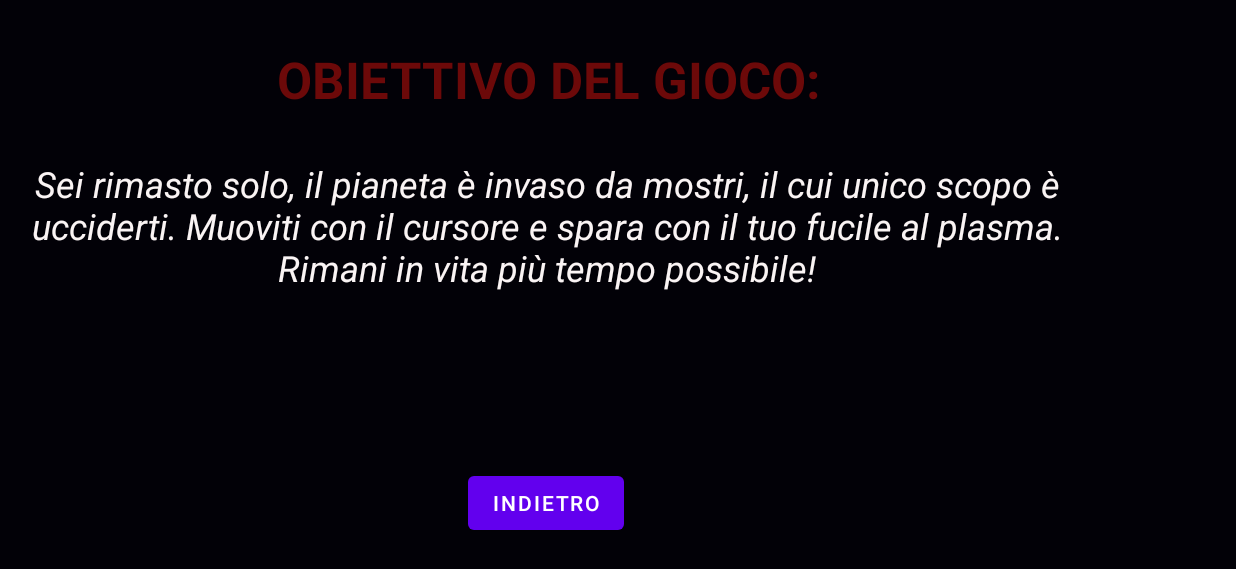
After one commit to Giacomo117/GameAndroid, an Android app: the HelpPage screen opened directly, with no data from a screen before it, on a phone screen of 824 x 412 dp (held sideways). The commit adds this screen. Shown: the top 569 px of the screen. Run offline under Robolectric (Android 15) with nearby library versions, the phone set to English and light mode, and no system bars.

Commit message:
Menù fatto

```diff
--- /dev/null
+++ b/app/src/main/java/com/example/gameandroid/HelpPage.java
@@ -0,0 +1,31 @@
+package com.example.gameandroid;
+
+import androidx.appcompat.app.AppCompatActivity;
+
+import android.content.Intent;
+import android.os.Bundle;
+import android.view.View;
+import android.view.Window;
+import android.view.WindowManager;
+
+public class HelpPage extends AppCompatActivity {
+
+    @Override
+    protected void onCreate(Bundle savedInstanceState) {
+        super.onCreate(savedInstanceState);
+
+
+        requestWindowFeature(Window.FEATURE_NO_TITLE);
+        getWindow().setFlags(WindowManager.LayoutParams.FLAG_FULLSCREEN,
+                WindowManager.LayoutParams.FLAG_FULLSCREEN);
+
+        setContentView(R.layout.activity_help_page);
+    }
+
+
+    public void backToTitle(View view ){
+    Intent titleScreen= new Intent(this,TitleScreen.class);
+        startActivity(titleScreen);
+
+    }
+}
--- /dev/null
+++ b/app/src/main/res/layout/activity_help_page.xml
@@ -0,0 +1,46 @@
+<?xml version="1.0" encoding="utf-8"?>
+<androidx.constraintlayout.widget.ConstraintLayout xmlns:android="http://schemas.android.com/apk/res/android"
+    xmlns:app="http://schemas.android.com/apk/res-auto"
+    xmlns:tools="http://schemas.android.com/tools"
+    android:layout_width="match_parent"
+    android:layout_height="match_parent"
+    android:background="#020107"
+    tools:context=".HelpPage">
+
+    <TextView
+        android:id="@+id/textView2"
+        android:layout_width="731dp"
+        android:layout_height="46dp"
+        android:layout_marginTop="30dp"
+        android:text="OBIETTIVO DEL GIOCO:"
+        android:textAlignment="center"
+        android:textColor="#6C0909"
+        android:textSize="34sp"
+        android:textStyle="bold"
+        app:layout_constraintStart_toStartOf="parent"
+        app:layout_constraintTop_toTopOf="parent" />
+
+    <TextView
+        android:id="@+id/textView3"
+        android:layout_width="729dp"
+        android:layout_height="195dp"
+        android:layout_marginTop="30dp"
+        android:text="Sei rimasto solo, il pianeta è invaso da mostri, il cui unico scopo è ucciderti. Muoviti con il cursore e spara con il tuo fucile al plasma. Rimani in vita più tempo possibile!"
+        android:textAlignment="center"
+        android:textColor="#FAF4F4"
+        android:textSize="24sp"
+        android:textStyle="italic"
+        app:layout_constraintStart_toStartOf="parent"
+        app:layout_constraintTop_toBottomOf="@+id/textView2" />
+
+    <Button
+        android:id="@+id/button4"
+        android:layout_width="wrap_content"
+        android:layout_height="wrap_content"
+        android:layout_marginLeft="312dp"
+        android:layout_marginTop="10dp"
+        android:onClick="backToTitle"
+        android:text="INDIETRO"
+        app:layout_constraintStart_toStartOf="parent"
+        app:layout_constraintTop_toBottomOf="@+id/textView3" />
+</androidx.constraintlayout.widget.ConstraintLayout>
--- a/app/src/main/res/values/themes.xml
+++ b/app/src/main/res/values/themes.xml
@@ -1,6 +1,6 @@
 <resources xmlns:tools="http://schemas.android.com/tools">
     <!-- Base application theme. -->
-    <style name="Theme.GameAndroid" parent="Theme.MaterialComponents.DayNight.DarkActionBar">
+    <style name="Theme.GameAndroid" parent="Theme.MaterialComponents.DayNight.NoActionBar">
         <!-- Primary brand color. -->
         <item name="colorPrimary">@color/purple_500</item>
         <item name="colorPrimaryVariant">@color/purple_700</item>
```
Also changed, not shown: app/src/main/AndroidManifest.xml (+10 -3 lines), app/src/main/java/com/example/gameandroid/Game.java (+15 -7 lines), app/src/main/java/com/example/gameandroid/HomePage.java (deleted, +0 -83 lines), app/src/main/java/com/example/gameandroid/HomePageLoop.java (deleted, +0 -70 lines), app/src/main/java/com/example/gameandroid/MainActivity.java (deleted, +0 -87 lines), app/src/main/java/com/example/gameandroid/TitleScreen.java (added, +108 -0 lines), app/src/main/res/layout/activity_main.xml (deleted, +0 -18 lines), app/src/main/res/layout/activity_title_screen.xml (added, +59 -0 lines), app/src/main/java/Graphics/SpriteSheet.java (line endings or trailing spaces).
